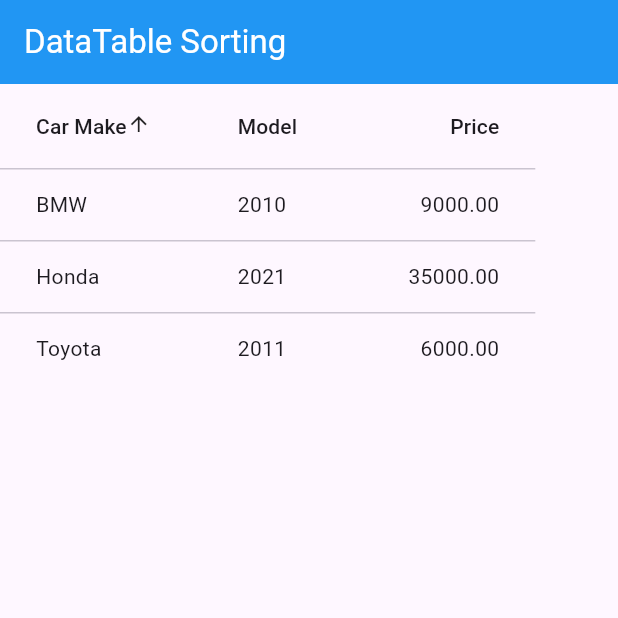
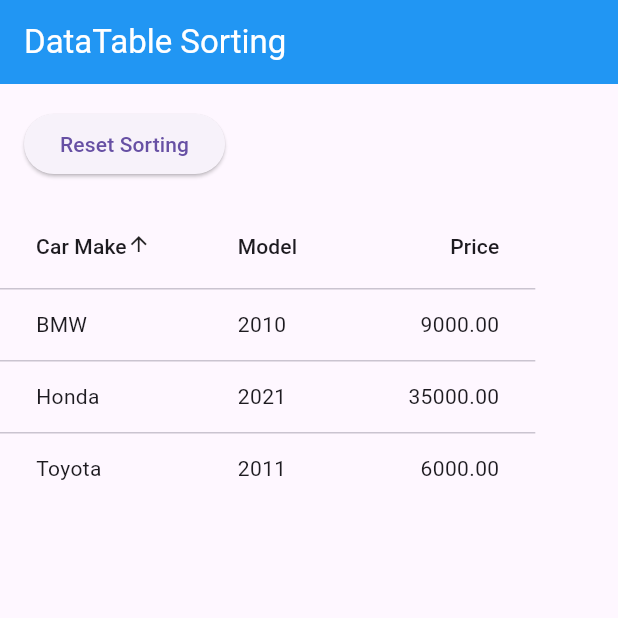
Before and after one commit to Arymm4/TMA3084-Lab05, a Flutter app: the screen it shows after launch, after a tap on "Car Make", on a phone screen of 412 x 824 dp, the top half of it. Run offline on Flutter 3.47's test engine with Material 3 defaults, Android fonts, the phone set to English and light mode, and no system bars.

Commit message:
Add Reset Sorting feature using Claude

```diff
--- a/lib/main.dart
+++ b/lib/main.dart
@@ -32,32 +32,20 @@ class CarTablePage extends StatefulWidget {
   const CarTablePage({super.key});
 
   @override
-  State<CarTablePage> createState() =>
-      _CarTablePageState();
+  State<CarTablePage> createState() => _CarTablePageState();
 }
 
 class _CarTablePageState extends State<CarTablePage> {
+  static const List<Car> _originalCars = [
+    Car(carMake: 'Honda', model: '2021', price: 35000.0),
+    Car(carMake: 'Toyota', model: '2011', price: 6000.0),
+    Car(carMake: 'BMW', model: '2010', price: 9000.0),
+  ];
+
+  final List<Car> _cars = List<Car>.of(_originalCars);
 
   int? _sortColumnIndex;
   bool _sortAscending = true;
-
-  final List<Car> carData = [
-    const Car(
-      carMake: 'Honda',
-      model: '2021',
-      price: 35000.0,
-    ),
-    const Car(
-      carMake: 'Toyota',
-      model: '2011',
-      price: 6000.0,
-    ),
-    const Car(
-      carMake: 'BMW',
-      model: '2010',
-      price: 9000.0,
-    ),
-  ];
 
   void _sort<T extends Comparable<T>>(
     T Function(Car car) getField,
@@ -65,7 +53,7 @@ class _CarTablePageState extends State<CarTablePage> {
     bool ascending,
   ) {
     setState(() {
-      carData.sort((a, b) {
+      _cars.sort((a, b) {
         final aValue = getField(a);
         final bValue = getField(b);
 
@@ -79,6 +67,17 @@ class _CarTablePageState extends State<CarTablePage> {
     });
   }
 
+  void _resetSorting() {
+    setState(() {
+      _cars
+        ..clear()
+        ..addAll(_originalCars);
+
+      _sortColumnIndex = null;
+      _sortAscending = true;
+    });
+  }
+
   @override
   Widget build(BuildContext context) {
     return Scaffold(
@@ -87,63 +86,55 @@ class _CarTablePageState extends State<CarTablePage> {
         backgroundColor: Colors.blue,
         foregroundColor: Colors.white,
       ),
-
-      body: SingleChildScrollView(
+      body: Column(
+        crossAxisAlignment: CrossAxisAlignment.start,
+        children: [
+          Padding(
+            padding: const EdgeInsets.all(16.0),
+            child: ElevatedButton(
+              onPressed: _sortColumnIndex == null ? null : _resetSorting,
+              child: const Text('Reset Sorting'),
+            ),
+          ),
+          SingleChildScrollView(
             scrollDirection: Axis.horizontal,
-
             child: DataTable(
               sortColumnIndex: _sortColumnIndex,
               sortAscending: _sortAscending,
-
               columns: [
                 DataColumn(
                   label: const Text('Car Make'),
                   onSort: (index, ascending) {
-                _sort<String>(
-                  (car) => car.carMake,
-                  index,
-                  ascending,
-                );
+                    _sort<String>((car) => car.carMake, index, ascending);
                   },
                 ),
-
                 DataColumn(
                   label: const Text('Model'),
                   onSort: (index, ascending) {
-                _sort<String>(
-                  (car) => car.model,
-                  index,
-                  ascending,
-                );
+                    _sort<String>((car) => car.model, index, ascending);
                   },
                 ),
-
                 DataColumn(
                   label: const Text('Price'),
                   numeric: true,
                   onSort: (index, ascending) {
-                _sort<num>(
-                  (car) => car.price,
-                  index,
-                  ascending,
-                );
+                    _sort<num>((car) => car.price, index, ascending);
                   },
                 ),
               ],
-
-          rows: carData.map((car) {
+              rows: _cars.map((car) {
                 return DataRow(
                   cells: [
                     DataCell(Text(car.carMake)),
                     DataCell(Text(car.model)),
-                DataCell(
-                  Text(car.price.toStringAsFixed(2)),
-                ),
+                    DataCell(Text(car.price.toStringAsFixed(2))),
                   ],
                 );
               }).toList(),
             ),
           ),
+        ],
+      ),
     );
   }
 }
```
Lines whose indentation alone changed are shown as unchanged.
